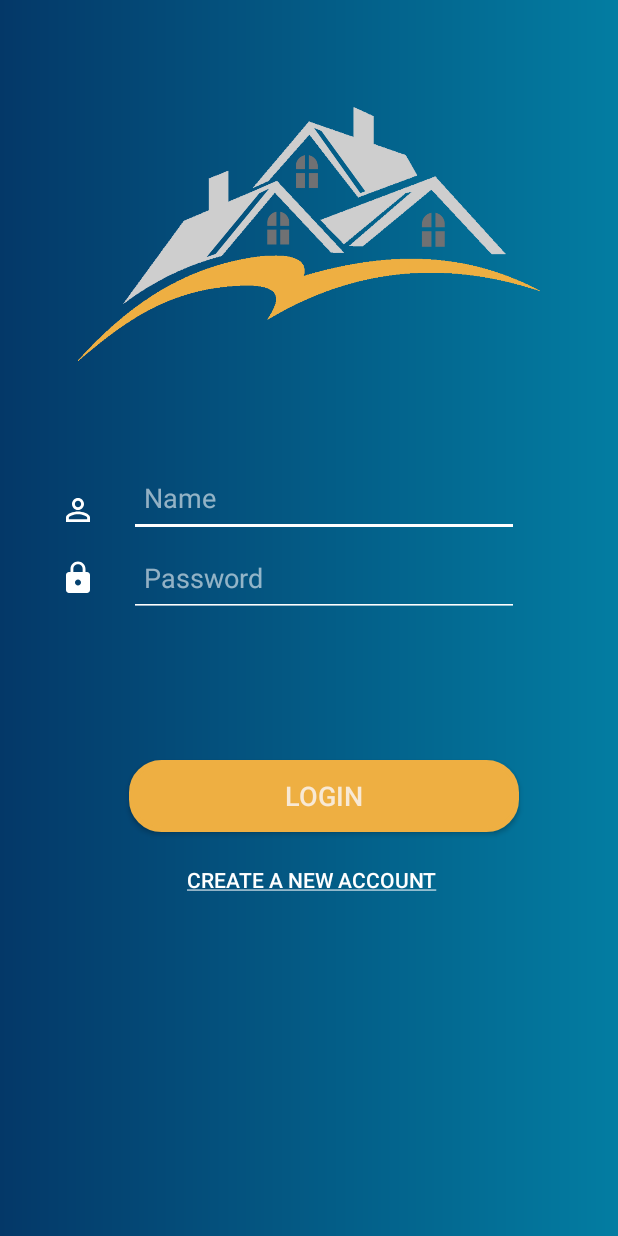
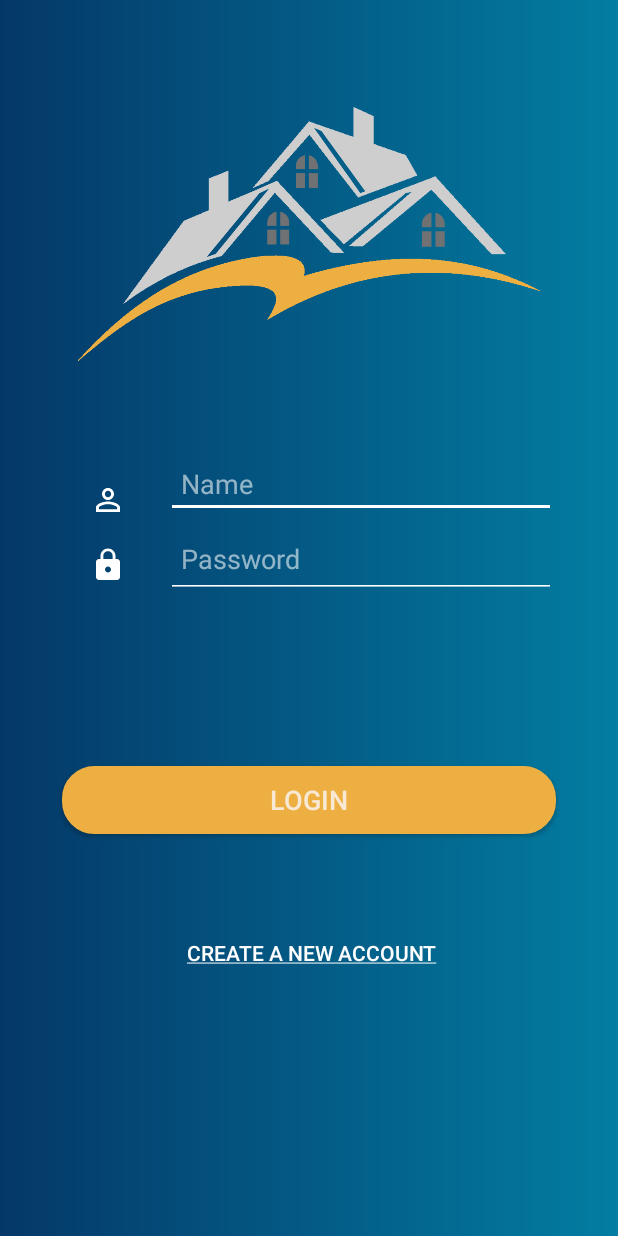
Before and after one commit to dukotron/HMS-CM-Division, an Android app: the screen it shows after launch (MainActivity), on a phone screen of 412 x 824 dp. Run offline under Robolectric (Android 15) with nearby library versions, the phone set to English and light mode, and no system bars.

Commit message:
updated layout to work on smaller screens

```diff
--- a/TestDesign/app/src/main/res/layout/activity_login.xml
+++ b/TestDesign/app/src/main/res/layout/activity_login.xml
@@ -13,34 +13,30 @@
         android:layout_width="308dp"
         android:layout_height="208dp"
         android:layout_centerHorizontal="true"
-        android:layout_marginStart="51dp"
+        android:layout_marginStart="8dp"
         android:layout_marginTop="50dp"
-        android:layout_marginEnd="52dp"
+        android:layout_marginEnd="8dp"
         android:layout_marginBottom="51dp"
         app:layout_constraintBottom_toTopOf="@+id/email"
-        app:layout_constraintEnd_toEndOf="parent"
-        app:layout_constraintStart_toStartOf="parent"
+        app:layout_constraintEnd_toStartOf="@+id/guideline2"
+        app:layout_constraintStart_toStartOf="@+id/guideline"
         app:layout_constraintTop_toTopOf="parent"
         app:srcCompat="@drawable/houses_logo" />
 
     <EditText
         android:id="@+id/email"
         android:layout_width="260dp"
-        android:layout_height="52dp"
+        android:layout_height="39dp"
         android:layout_below="@+id/logo"
         android:layout_centerInParent="true"
-        android:layout_marginStart="8dp"
         android:layout_marginTop="48dp"
-        android:layout_marginEnd="66dp"
         android:backgroundTint="#ffffff"
         android:hint="Name"
         android:inputType="textEmailAddress"
         android:paddingStart="10dp"
         android:textColor="#92FFFFFF"
         android:textColorHint="#92FFFFFF"
-        app:layout_constraintEnd_toEndOf="parent"
-        app:layout_constraintHorizontal_bias="1.0"
-        app:layout_constraintStart_toStartOf="parent"
+        app:layout_constraintEnd_toStartOf="@+id/guideline2"
         app:layout_constraintTop_toBottomOf="@+id/logo" />
 
 
@@ -51,7 +47,6 @@
         android:layout_below="@+id/email"
         android:layout_centerInParent="true"
         android:layout_marginTop="1dp"
-        android:layout_marginEnd="66dp"
         android:layout_marginBottom="95dp"
         android:backgroundTint="#ffffff"
         android:hint="Password"
@@ -60,25 +55,24 @@
         android:textColor="#92FFFFFF"
         android:textColorHint="#92FFFFFF"
         app:layout_constraintBottom_toTopOf="@+id/login"
-        app:layout_constraintEnd_toEndOf="parent"
-        app:layout_constraintTop_toBottomOf="@+id/email" />
+        app:layout_constraintEnd_toStartOf="@+id/guideline2"
+        app:layout_constraintTop_toBottomOf="@+id/email"
+        app:layout_constraintVertical_chainStyle="spread" />
 
     <Button
         android:id="@+id/login"
-        android:layout_width="260dp"
-        android:layout_height="wrap_content"
+        android:layout_width="0dp"
+        android:layout_height="45dp"
         android:layout_alignParentBottom="true"
         android:layout_centerHorizontal="true"
-        android:layout_marginStart="85dp"
-        android:layout_marginTop="95dp"
-        android:layout_marginEnd="66dp"
+
+        android:layout_marginTop="112dp"
         android:background="@drawable/rounded"
-
         android:text="Login"
         android:textColor="#D0FAF6F6"
         android:textSize="18sp"
-        app:layout_constraintEnd_toEndOf="parent"
-        app:layout_constraintStart_toStartOf="parent"
+        app:layout_constraintEnd_toStartOf="@+id/guideline2"
+        app:layout_constraintStart_toStartOf="@+id/guideline"
         app:layout_constraintTop_toBottomOf="@+id/pwd" />
 
     <Button
@@ -96,10 +90,10 @@
         android:text="@string/create_a_new_account"
         android:textColor="#FFFFFFFF"
         app:layout_constraintBottom_toBottomOf="parent"
-        app:layout_constraintEnd_toEndOf="parent"
-        app:layout_constraintStart_toStartOf="parent"
+        app:layout_constraintEnd_toStartOf="@+id/guideline2"
+        app:layout_constraintStart_toStartOf="@+id/guideline"
         app:layout_constraintTop_toBottomOf="@+id/login"
-        app:layout_constraintVertical_bias="0.0" />
+        app:layout_constraintVertical_bias="0.231" />
 
     <ImageView
         android:id="@+id/identity_logo"
@@ -108,11 +102,13 @@
         android:layout_alignTop="@+id/email"
         android:layout_alignBottom="@+id/email"
         android:layout_alignParentStart="true"
-        android:layout_marginStart="40dp"
         android:layout_marginTop="16dp"
+        android:layout_marginEnd="8dp"
         app:layout_constraintBottom_toBottomOf="@+id/email"
-        app:layout_constraintStart_toStartOf="parent"
+        app:layout_constraintEnd_toStartOf="@+id/email"
+        app:layout_constraintStart_toStartOf="@+id/guideline"
         app:layout_constraintTop_toTopOf="@+id/email"
+        app:layout_constraintVertical_bias="1.0"
         app:srcCompat="@drawable/identity" />
 
     <ImageView
@@ -122,12 +118,28 @@
         android:layout_alignTop="@+id/pwd"
         android:layout_alignBottom="@+id/pwd"
         android:layout_alignParentStart="true"
-        android:layout_marginStart="40dp"
+        android:layout_marginEnd="8dp"
         app:layout_constraintBottom_toBottomOf="@+id/pwd"
+        app:layout_constraintEnd_toStartOf="@+id/pwd"
         app:layout_constraintHorizontal_chainStyle="spread_inside"
-        app:layout_constraintStart_toStartOf="parent"
+        app:layout_constraintStart_toStartOf="@+id/guideline"
         app:layout_constraintTop_toTopOf="@+id/pwd"
+        app:layout_constraintVertical_bias="0.642"
         app:srcCompat="@drawable/lock" />
+
+    <android.support.constraint.Guideline
+        android:id="@+id/guideline"
+        android:layout_width="wrap_content"
+        android:layout_height="wrap_content"
+        android:orientation="vertical"
+        app:layout_constraintGuide_percent="0.1" />
+
+    <android.support.constraint.Guideline
+        android:id="@+id/guideline2"
+        android:layout_width="wrap_content"
+        android:layout_height="wrap_content"
+        android:orientation="vertical"
+        app:layout_constraintGuide_percent="0.9" />
 
 
 </android.support.constraint.ConstraintLayout>
```
